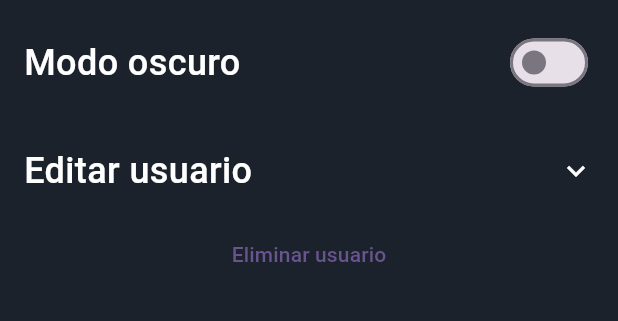
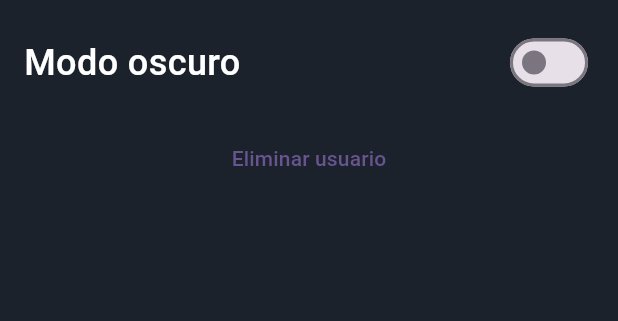
Before and after one commit to IvanRT18/SpotLy, a Flutter app: the Ajustes screen opened directly, on a phone screen of 412 x 824 dp, the part 80-401 px from its top. Run offline on Flutter 3.47's test engine with Material 3 defaults, Android fonts, the phone set to English and light mode, and no system bars; our stand-ins replace cloud_firestore, firebase_auth, firebase_core, flutter_rating_bar, font_awesome_flutter, geolocator and 2 more; accounts and stored records are empty; Roboto replaces fonts that are missing (Questrial).

Commit message:
quiza commit final (no edicion usuario)

```diff
--- a/lib/ajustes.dart
+++ b/lib/ajustes.dart
@@ -129,287 +129,288 @@ class _MyDropdownMenuState extends State<MyDropdownMenu> {
       child: Column(
         crossAxisAlignment: CrossAxisAlignment.stretch,
         children: [
-          InkWell(
-            onTap: () {
-              setState(() {
-                _isExpanded = !_isExpanded;
-              });
-            },
-            child: Row(
-              mainAxisAlignment: MainAxisAlignment.spaceBetween,
-              children: [
-                Padding(
-                  padding: const EdgeInsets.fromLTRB(0, 15, 0, 15),
-                  child: Text(
-                    'Editar usuario',
-                    style: TextStyle(
-                        color: widget.singleton.darkMode
-                            ? fontColorDark
-                            : fontColorLight,
-                        fontSize: 24,
-                        fontWeight: FontWeight.w500),
-                  ),
-                ),
-                Icon(
-                  _isExpanded
-                      ? Icons.keyboard_arrow_up
-                      : Icons.keyboard_arrow_down,
-                  color: widget.singleton.darkMode
-                      ? fontColorDark
-                      : fontColorLight,
-                ),
-              ],
-            ),
-          ),
-          _isExpanded
-              ? Column(
-                  children: [
-                    // Usuario
-                    TextFormField(
-                        style: const TextStyle(
-                          color: Color.fromARGB(255, 132, 132, 128),
-                          fontSize: 18,
-                          fontWeight: FontWeight.w400,
-                        ),
-                        controller: userController,
-                        textAlign: TextAlign.left,
-                        decoration: InputDecoration(
-                          contentPadding: const EdgeInsets.symmetric(
-                              horizontal: 10, vertical: 10),
-                          enabledBorder: OutlineInputBorder(
-                            borderRadius: BorderRadius.circular(5),
-                            borderSide: const BorderSide(
-                              width: 2,
-                              color: Color(0x8C848480),
-                              style: BorderStyle.solid,
-                            ),
-                          ),
-                          border: OutlineInputBorder(
-                            borderRadius: BorderRadius.circular(5),
-                            borderSide: const BorderSide(
-                              width: 20,
-                              color: Color(0x8C848480),
-                            ),
-                          ),
-                          focusedBorder: OutlineInputBorder(
-                            borderRadius: BorderRadius.circular(5),
-                            borderSide: const BorderSide(
-                              width: 2,
-                              color: Color(0x8C848480),
-                              style: BorderStyle.solid,
-                            ),
-                          ),
-                          filled: true,
-                          fillColor: Colors.white,
-                          hintText: "Usuario",
-                          hintStyle: const TextStyle(
-                            color: Color.fromARGB(255, 132, 132, 128),
-                            fontSize: 18,
-                            fontWeight: FontWeight.w400,
-                          ),
-                          errorText: _validarUsuario
-                              ? 'Debe de escribir un nombre de usuario válido'
-                              : null,
-                        ),
-                        onChanged: (texto) {
-                          setState(() {
-                            if (texto.trim().isNotEmpty) {
-                              _validarUsuario = false;
-                            }
-                          });
-                        }),
-                    const SizedBox(height: 15),
-                    // Correo
-                    TextFormField(
-                        style: const TextStyle(
-                          color: Color.fromARGB(255, 132, 132, 128),
-                          fontSize: 18,
-                          fontWeight: FontWeight.w400,
-                        ),
-                        controller: mailController,
-                        textAlign: TextAlign.left,
-                        decoration: InputDecoration(
-                          contentPadding: const EdgeInsets.symmetric(
-                              horizontal: 10, vertical: 10),
-                          enabledBorder: OutlineInputBorder(
-                            borderRadius: BorderRadius.circular(5),
-                            borderSide: const BorderSide(
-                              width: 2,
-                              color: Color(0x8C848480),
-                              style: BorderStyle.solid,
-                            ),
-                          ),
-                          border: OutlineInputBorder(
-                            borderRadius: BorderRadius.circular(5),
-                            borderSide: const BorderSide(
-                              width: 20,
-                              color: Color(0x8C848480),
-                            ),
-                          ),
-                          focusedBorder: OutlineInputBorder(
-                            borderRadius: BorderRadius.circular(5),
-                            borderSide: const BorderSide(
-                              width: 2,
-                              color: Color(0x8C848480),
-                              style: BorderStyle.solid,
-                            ),
-                          ),
-                          filled: true,
-                          fillColor: Colors.white,
-                          hintText: "Correo",
-                          hintStyle: const TextStyle(
-                            color: Color.fromARGB(255, 132, 132, 128),
-                            fontSize: 18,
-                            fontWeight: FontWeight.w400,
-                          ),
-                          errorText: _validarCorreo
-                              ? 'Debe de escribir un correo válido'
-                              : null,
-                        ),
-                        onChanged: (texto) {
-                          setState(() {
-                            if (texto.trim().isNotEmpty) {
-                              _validarCorreo = false;
-                            }
-                          });
-                        }),
-                    const SizedBox(height: 15),
-                    // Contraseña
-                    TextFormField(
-                        style: const TextStyle(
-                          color: Color.fromARGB(255, 132, 132, 128),
-                          fontSize: 18,
-                          fontWeight: FontWeight.w400,
-                        ),
-                        controller: passwordController,
-                        textAlign: TextAlign.left,
-                        obscureText: false,
-                        decoration: InputDecoration(
-                            contentPadding: const EdgeInsets.symmetric(
-                                horizontal: 10, vertical: 10),
-                            enabledBorder: OutlineInputBorder(
-                              borderRadius: BorderRadius.circular(5),
-                              borderSide: const BorderSide(
-                                width: 2,
-                                color: Color(0x8C848480),
-                                style: BorderStyle.solid,
-                              ),
-                            ),
-                            border: OutlineInputBorder(
-                              borderRadius: BorderRadius.circular(5),
-                              borderSide: const BorderSide(
-                                width: 2,
-                                color: Color(0x8C848480),
-                                style: BorderStyle.solid,
-                              ),
-                            ),
-                            focusedBorder: OutlineInputBorder(
-                              borderRadius: BorderRadius.circular(5),
-                              borderSide: const BorderSide(
-                                width: 2,
-                                color: Color(0x8C848480),
-                                style: BorderStyle.solid,
-                              ),
-                            ),
-                            filled: true,
-                            fillColor: Colors.white,
-                            hintText: "Contraseña",
-                            hintStyle: const TextStyle(
-                              color: Color.fromARGB(255, 132, 132, 128),
-                              fontSize: 18,
-                              fontWeight: FontWeight.w400,
-                            ),
-                            errorText: _validarContrasena
-                                ? 'Debe de ser una contraseña mayor a 6 caracteres'
-                                : null),
-                        onChanged: (texto) {
-                          setState(() {
-                            if (texto.trim().isNotEmpty) {
-                              _validarContrasena = false;
-                            }
-                          });
-                        }),
-                    const SizedBox(height: 15),
-                    Row(
-                      mainAxisAlignment: MainAxisAlignment.spaceAround,
-                      children: [
-                        // Botón Aceptar
-                        Expanded(
-                          child: ElevatedButton(
-                            onPressed: () {
-                              setState(() {
-                                _validarCorreo = mailController
-                                            .text.isNotEmpty &&
-                                        validaCorreo(mailController.text) == '1'
-                                    ? false
-                                    : true;
+          // InkWell(
+          //   onTap: () {
+          //     setState(() {
+          //       _isExpanded = !_isExpanded;
+          //     });
+          //   },
+          //   child: Row(
+          //     mainAxisAlignment: MainAxisAlignment.spaceBetween,
+          //     children: [
+          //       Padding(
+          //         padding: const EdgeInsets.fromLTRB(0, 15, 0, 15),
+          //         child: Text(
+          //           'Editar usuario',
+          //           style: TextStyle(
+          //               color: widget.singleton.darkMode
+          //                   ? fontColorDark
+          //                   : fontColorLight,
+          //               fontSize: 24,
+          //               fontWeight: FontWeight.w500),
+          //         ),
+          //       ),
+          //       Icon(
+          //         _isExpanded
+          //             ? Icons.keyboard_arrow_up
+          //             : Icons.keyboard_arrow_down,
+          //         color: widget.singleton.darkMode
+          //             ? fontColorDark
+          //             : fontColorLight,
+          //       ),
+          //     ],
+          //   ),
+          // ),
+          // _isExpanded
+          // ? Column(
+          //     children: [
+          //       // Usuario
+          //       TextFormField(
+          //           style: const TextStyle(
+          //             color: Color.fromARGB(255, 132, 132, 128),
+          //             fontSize: 18,
+          //             fontWeight: FontWeight.w400,
+          //           ),
+          //           controller: userController,
+          //           textAlign: TextAlign.left,
+          //           decoration: InputDecoration(
+          //             contentPadding: const EdgeInsets.symmetric(
+          //                 horizontal: 10, vertical: 10),
+          //             enabledBorder: OutlineInputBorder(
+          //               borderRadius: BorderRadius.circular(5),
+          //               borderSide: const BorderSide(
+          //                 width: 2,
+          //                 color: Color(0x8C848480),
+          //                 style: BorderStyle.solid,
+          //               ),
+          //             ),
+          //             border: OutlineInputBorder(
+          //               borderRadius: BorderRadius.circular(5),
+          //               borderSide: const BorderSide(
+          //                 width: 20,
+          //                 color: Color(0x8C848480),
+          //               ),
+          //             ),
+          //             focusedBorder: OutlineInputBorder(
+          //               borderRadius: BorderRadius.circular(5),
+          //               borderSide: const BorderSide(
+          //                 width: 2,
+          //                 color: Color(0x8C848480),
+          //                 style: BorderStyle.solid,
+          //               ),
+          //             ),
+          //             filled: true,
+          //             fillColor: Colors.white,
+          //             hintText: "Usuario",
+          //             hintStyle: const TextStyle(
+          //               color: Color.fromARGB(255, 132, 132, 128),
+          //               fontSize: 18,
+          //               fontWeight: FontWeight.w400,
+          //             ),
+          //             errorText: _validarUsuario
+          //                 ? 'Debe de escribir un nombre de usuario válido'
+          //                 : null,
+          //           ),
+          //           onChanged: (texto) {
+          //             setState(() {
+          //               if (texto.trim().isNotEmpty) {
+          //                 _validarUsuario = false;
+          //               }
+          //             });
+          //           }),
+          //       const SizedBox(height: 15),
+          //       // Correo
+          //       TextFormField(
+          //           style: const TextStyle(
+          //             color: Color.fromARGB(255, 132, 132, 128),
+          //             fontSize: 18,
+          //             fontWeight: FontWeight.w400,
+          //           ),
+          //           controller: mailController,
+          //           textAlign: TextAlign.left,
+          //           decoration: InputDecoration(
+          //             contentPadding: const EdgeInsets.symmetric(
+          //                 horizontal: 10, vertical: 10),
+          //             enabledBorder: OutlineInputBorder(
+          //               borderRadius: BorderRadius.circular(5),
+          //               borderSide: const BorderSide(
+          //                 width: 2,
+          //                 color: Color(0x8C848480),
+          //                 style: BorderStyle.solid,
+          //               ),
+          //             ),
+          //             border: OutlineInputBorder(
+          //               borderRadius: BorderRadius.circular(5),
+          //               borderSide: const BorderSide(
+          //                 width: 20,
+          //                 color: Color(0x8C848480),
+          //               ),
+          //             ),
+          //             focusedBorder: OutlineInputBorder(
+          //               borderRadius: BorderRadius.circular(5),
+          //               borderSide: const BorderSide(
+          //                 width: 2,
+          //                 color: Color(0x8C848480),
+          //                 style: BorderStyle.solid,
+          //               ),
+          //             ),
+          //             filled: true,
+          //             fillColor: Colors.white,
+          //             hintText: "Correo",
+          //             hintStyle: const TextStyle(
+          //               color: Color.fromARGB(255, 132, 132, 128),
+          //               fontSize: 18,
+          //               fontWeight: FontWeight.w400,
+          //             ),
+          //             errorText: _validarCorreo
+          //                 ? 'Debe de escribir un correo válido'
+          //                 : null,
+          //           ),
+          //           onChanged: (texto) {
+          //             setState(() {
+          //               if (texto.trim().isNotEmpty) {
+          //                 _validarCorreo = false;
+          //               }
+          //             });
+          //           }),
+          //       const SizedBox(height: 15),
+          //       // Contraseña
+          //       TextFormField(
+          //           style: const TextStyle(
+          //             color: Color.fromARGB(255, 132, 132, 128),
+          //             fontSize: 18,
+          //             fontWeight: FontWeight.w400,
+          //           ),
+          //           controller: passwordController,
+          //           textAlign: TextAlign.left,
+          //           obscureText: false,
+          //           decoration: InputDecoration(
+          //               contentPadding: const EdgeInsets.symmetric(
+          //                   horizontal: 10, vertical: 10),
+          //               enabledBorder: OutlineInputBorder(
+          //                 borderRadius: BorderRadius.circular(5),
+          //                 borderSide: const BorderSide(
+          //                   width: 2,
+          //                   color: Color(0x8C848480),
+          //                   style: BorderStyle.solid,
+          //                 ),
+          //               ),
+          //               border: OutlineInputBorder(
+          //                 borderRadius: BorderRadius.circular(5),
+          //                 borderSide: const BorderSide(
+          //                   width: 2,
+          //                   color: Color(0x8C848480),
+          //                   style: BorderStyle.solid,
+          //                 ),
+          //               ),
+          //               focusedBorder: OutlineInputBorder(
+          //                 borderRadius: BorderRadius.circular(5),
+          //                 borderSide: const BorderSide(
+          //                   width: 2,
+          //                   color: Color(0x8C848480),
+          //                   style: BorderStyle.solid,
+          //                 ),
+          //               ),
+          //               filled: true,
+          //               fillColor: Colors.white,
+          //               hintText: "Contraseña",
+          //               hintStyle: const TextStyle(
+          //                 color: Color.fromARGB(255, 132, 132, 128),
+          //                 fontSize: 18,
+          //                 fontWeight: FontWeight.w400,
+          //               ),
+          //               errorText: _validarContrasena
+          //                   ? 'Debe de ser una contraseña mayor a 6 caracteres'
+          //                   : null),
+          //           onChanged: (texto) {
+          //             setState(() {
+          //               if (texto.trim().isNotEmpty) {
+          //                 _validarContrasena = false;
+          //               }
+          //             });
+          //           }),
+          //       const SizedBox(height: 15),
+          //       Row(
+          //         mainAxisAlignment: MainAxisAlignment.spaceAround,
+          //         children: [
+          //           // Botón Aceptar
+          //           Expanded(
+          //             child: ElevatedButton(
+          //               onPressed: () {
+          //                 setState(() {
+          //                   _validarCorreo = mailController
+          //                               .text.isNotEmpty &&
+          //                           validaCorreo(mailController.text) == '1'
+          //                       ? false
+          //                       : true;
 
-                                _validarContrasena =
-                                    passwordController.text.length >= 6 &&
-                                            passwordController.text.isNotEmpty
-                                        ? false
-                                        : true;
+          //                   _validarContrasena =
+          //                       passwordController.text.length >= 6 &&
+          //                               passwordController.text.isNotEmpty
+          //                           ? false
+          //                           : true;
 
-                                _validarUsuario = userController.text.isNotEmpty
-                                    ? false
-                                    : true;
+          //                   _validarUsuario = userController.text.isNotEmpty
+          //                       ? false
+          //                       : true;
 
-                                if (!_validarCorreo &&
-                                    !_validarContrasena &&
-                                    !_validarUsuario) {
-                                  // Acción para actualizar datos
-                                }
-                              });
-                            },
-                            style: ElevatedButton.styleFrom(
-                              primary:
-                                  rojoApp, // Fondo rojo para el botón Aceptar
-                              onPrimary: Colors
-                                  .white, // Texto blanco para el botón Aceptar
-                              shape: RoundedRectangleBorder(
-                                borderRadius: BorderRadius.circular(
-                                    8.0), // Bordes redondeados
-                              ),
-                            ),
-                            child: const Text(
-                              'Aceptar',
-                              style: TextStyle(
-                                  fontSize: 16, fontWeight: FontWeight.w500),
-                            ),
-                          ),
-                        ),
-                        const SizedBox(
-                            width: 16), // Separación entre los botones
-                        // Botón Cancelar
-                        Expanded(
-                          child: ElevatedButton(
-                            onPressed: () {
-                              _resetFields();
-                            },
-                            style: ElevatedButton.styleFrom(
-                              primary: Colors
-                                  .white, // Fondo blanco para el botón Cancelar
-                              onPrimary:
-                                  grisApp, // Texto gris para el botón Cancelar
-                              side: const BorderSide(
-                                  color: grisApp), // Borde gris
-                              shape: RoundedRectangleBorder(
-                                borderRadius: BorderRadius.circular(
-                                    8.0), // Bordes redondeados
-                              ),
-                            ),
-                            child: const Text(
-                              'Cancelar',
-                              style: TextStyle(
-                                  fontSize: 16, fontWeight: FontWeight.w500),
-                            ),
-                          ),
-                        ),
-                      ],
-                    ),
-                  ],
-                )
-              : TextButton(
+          //                   if (!_validarCorreo &&
+          //                       !_validarContrasena &&
+          //                       !_validarUsuario) {
+          //                     // Acción para actualizar datos
+          //                   }
+          //                 });
+          //               },
+          //               style: ElevatedButton.styleFrom(
+          //                 primary:
+          //                     rojoApp, // Fondo rojo para el botón Aceptar
+          //                 onPrimary: Colors
+          //                     .white, // Texto blanco para el botón Aceptar
+          //                 shape: RoundedRectangleBorder(
+          //                   borderRadius: BorderRadius.circular(
+          //                       8.0), // Bordes redondeados
+          //                 ),
+          //               ),
+          //               child: const Text(
+          //                 'Aceptar',
+          //                 style: TextStyle(
+          //                     fontSize: 16, fontWeight: FontWeight.w500),
+          //               ),
+          //             ),
+          //           ),
+          //           const SizedBox(
+          //               width: 16), // Separación entre los botones
+          //           // Botón Cancelar
+          //           Expanded(
+          //             child: ElevatedButton(
+          //               onPressed: () {
+          //                 _resetFields();
+          //               },
+          //               style: ElevatedButton.styleFrom(
+          //                 primary: Colors
+          //                     .white, // Fondo blanco para el botón Cancelar
+          //                 onPrimary:
+          //                     grisApp, // Texto gris para el botón Cancelar
+          //                 side: const BorderSide(
+          //                     color: grisApp), // Borde gris
+          //                 shape: RoundedRectangleBorder(
+          //                   borderRadius: BorderRadius.circular(
+          //                       8.0), // Bordes redondeados
+          //                 ),
+          //               ),
+          //               child: const Text(
+          //                 'Cancelar',
+          //                 style: TextStyle(
+          //                     fontSize: 16, fontWeight: FontWeight.w500),
+          //               ),
+          //             ),
+          //           ),
+          //         ],
+          //       ),
+          //     ],
+          //   )
+          // :
+          TextButton(
             onPressed: () {
               try {
                 print("Users");
```
Lines whose indentation alone changed are shown as unchanged.
